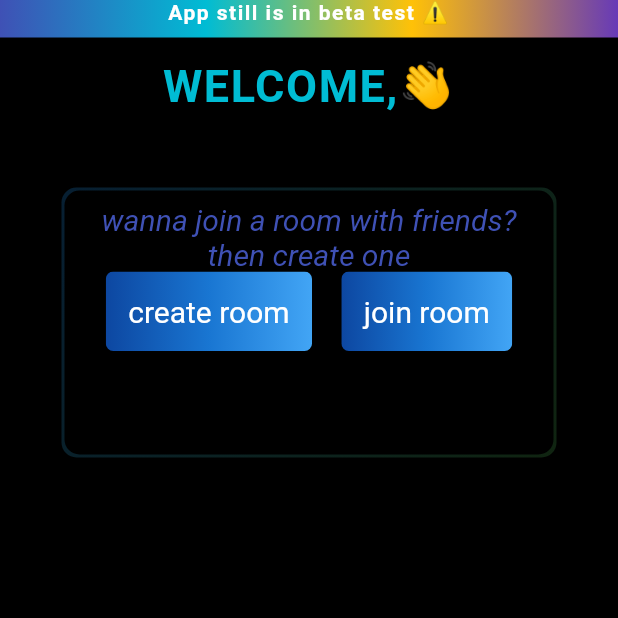
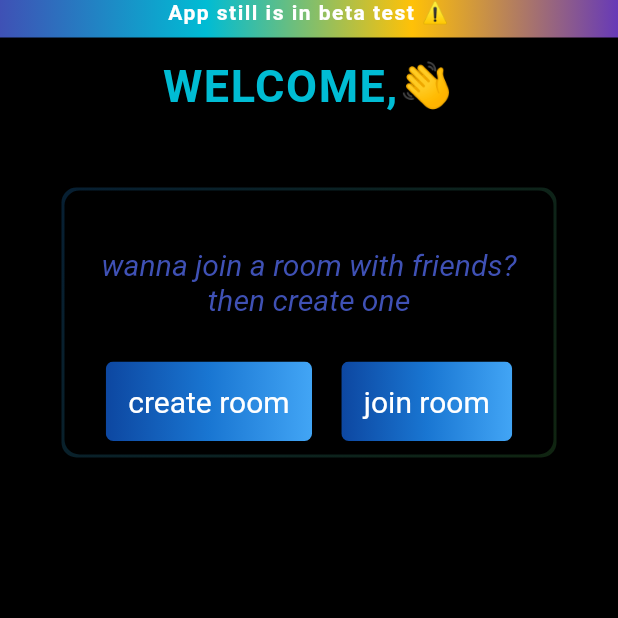
Before and after one commit to Finding-new-code/project_reunite, a Flutter app: the screen it shows after launch, after a tap on "Proceed", on a phone screen of 412 x 824 dp, the top half of it. Run offline on Flutter 3.47's test engine with Material 2 defaults, Android fonts, the light colour scheme and no system bars; our stand-ins replace bloc, cloud_firestore, firebase_core, flutter_bloc, get_it, google_fonts and 1 more; missing offline and left inert: flutter_webrtc; accounts and stored records are empty.

Commit message:
not working

```diff
--- a/lib/Pages/HomeView/homeview.dart
+++ b/lib/Pages/HomeView/homeview.dart
@@ -1,7 +1,6 @@
-import 'package:firebase_auth/firebase_auth.dart';
+
 import 'package:flutter/material.dart';
 import 'package:get_it/get_it.dart';
-import 'package:project_reunite/Apis/firebase_auth.dart';
 import 'package:project_reunite/Pages/CallView/callview.dart';
 import 'package:project_reunite/common/get_it.dart';
 import 'package:project_reunite/common/widgets/beta_banner.dart';
@@ -16,8 +15,7 @@ class HomeView extends StatefulWidget {
   State<HomeView> createState() => _HomeViewState();
 }
 
-class _HomeViewState extends State<HomeView>
-    with SingleTickerProviderStateMixin {
+class _HomeViewState extends State<HomeView> with SingleTickerProviderStateMixin {
   //final User? user = auth().currentUser;
   final signalling = GetIt.I.get<Signalling>();
   // Signalling signalling = Signalling();
@@ -99,7 +97,9 @@ class _HomeViewState extends State<HomeView>
             children: Padding(
               padding: const EdgeInsets.all(8.0),
               child: Column(
+                mainAxisAlignment: MainAxisAlignment.spaceBetween,
                 children: [
+                  const SizedBox(height: 30,),
                   Text(
                     "wanna join a room with friends? then create one",
                     textAlign: TextAlign.center,
@@ -109,6 +109,7 @@ class _HomeViewState extends State<HomeView>
                       fontSize: 20,
                     ),
                   ),
+                  const SizedBox(height: 30,),
                   Row(
                     crossAxisAlignment: CrossAxisAlignment.center,
                     mainAxisAlignment: MainAxisAlignment.spaceEvenly,
--- a/lib/Pages/logic_page.dart
+++ b/lib/Pages/logic_page.dart
@@ -1,8 +1,6 @@
 import 'package:flutter/material.dart';
-import 'package:project_reunite/Apis/firebase_auth.dart';
-import 'package:firebase_auth/firebase_auth.dart';
+
 import 'package:project_reunite/common/common.dart';
-import 'package:project_reunite/common/get_it.dart';
 import 'package:project_reunite/common/widgets/beta_banner.dart';
 import 'package:project_reunite/constants/export.dart';
 
@@ -152,7 +150,9 @@ class _LoginPageState extends State<LoginPage>
               children: [
                 betaBanner1(),
                 Padding(
-                  padding: const EdgeInsets.all(120.0),
+                  padding: const EdgeInsets.only(top: 120,bottom: 100, left: 300,right: 300),
+                  child: Container(
+                    color: Colors.black54,
                     child: Column(
                       children: [
                         SizedBox(
@@ -171,7 +171,7 @@ class _LoginPageState extends State<LoginPage>
                           ),
                         ),
                         const SizedBox(
-                        height: 20,
+                          height: 30,
                         ),
                         Text.rich(
                           TextSpan(
@@ -191,11 +191,13 @@ class _LoginPageState extends State<LoginPage>
                               ]),
                           textAlign: TextAlign.center,
                         ),
+                        const SizedBox(height: 30,),
                         TextfieldUI(
                           controller: phonenumber,
                           hintText: "Enter your phone number",
                           obscureText: false,
                         ),
+                        const SizedBox(height: 30,),
                         ButtonUI(
                           wsize: 50,
                           hsize: 10,
@@ -208,6 +210,7 @@ class _LoginPageState extends State<LoginPage>
                       ],
                     ),
                   ),
+                ),
               ],
             ),
           );
--- a/lib/common/get_it.dart
+++ b/lib/common/get_it.dart
@@ -1,5 +1,4 @@
 import 'package:get_it/get_it.dart';
-import 'package:project_reunite/Apis/firebase_auth.dart';
 import 'package:project_reunite/Apis/webrtc.dart';
 
 final getIt = GetIt.instance;
--- a/lib/main.dart
+++ b/lib/main.dart
@@ -10,7 +10,6 @@ import 'package:project_reunite/common/get_it.dart';
 import 'package:project_reunite/firebase_options.dart';
 import 'package:project_reunite/themedata/themedata.dart';
 import 'package:firebase_core/firebase_core.dart';
-import 'package:freerasp/freerasp.dart';
 
 
 
--- a/pubspec.yaml
+++ b/pubspec.yaml
@@ -7,9 +7,9 @@ environment:
   sdk: '>=2.19.6 <3.0.0'
 
 dependencies:
-  cloud_firestore: ^4.8.1
-  firebase_auth: ^4.6.3
-  firebase_core: ^2.9.0
+
+  cloud_firestore: ^4.8.3
+  firebase_core: ^2.14.0
   flutter:
     sdk: flutter
   flutter_bloc: ^8.1.2
```
Also changed, not shown: lib/Apis/webrtc.dart (+11 -8 lines), lib/Pages/CallView/callview.dart (+11 -14 lines), lib/Pages/big_screen.dart (added, +15 -0 lines), pubspec.lock, 1 other file. Lines whose indentation alone changed are shown as unchanged.
